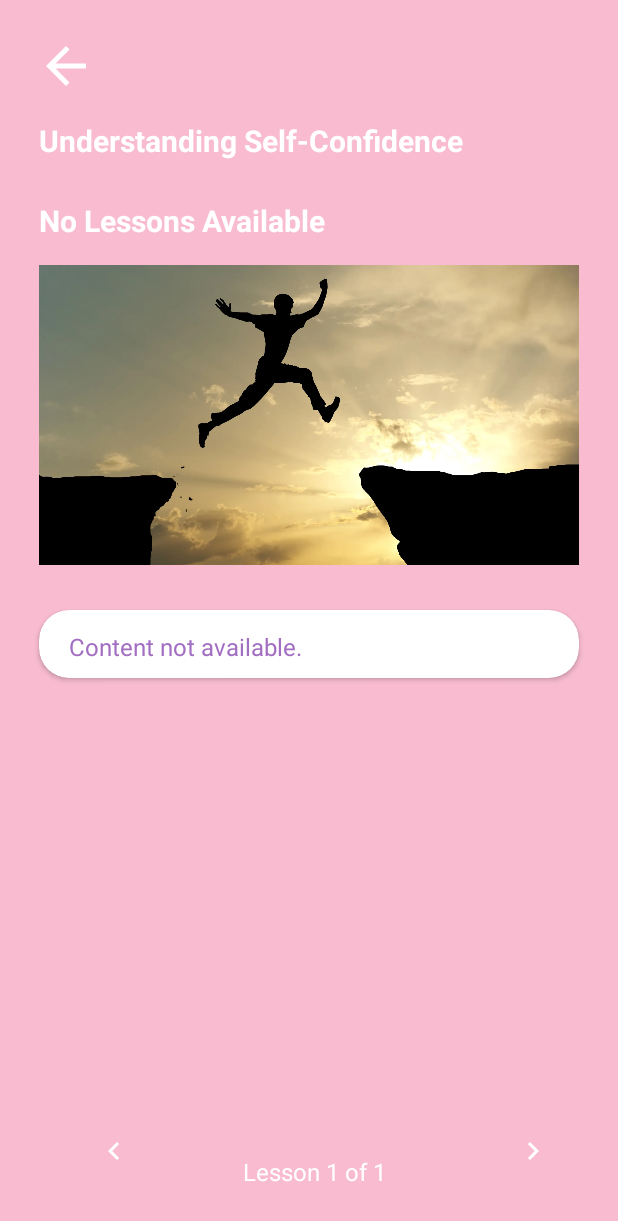
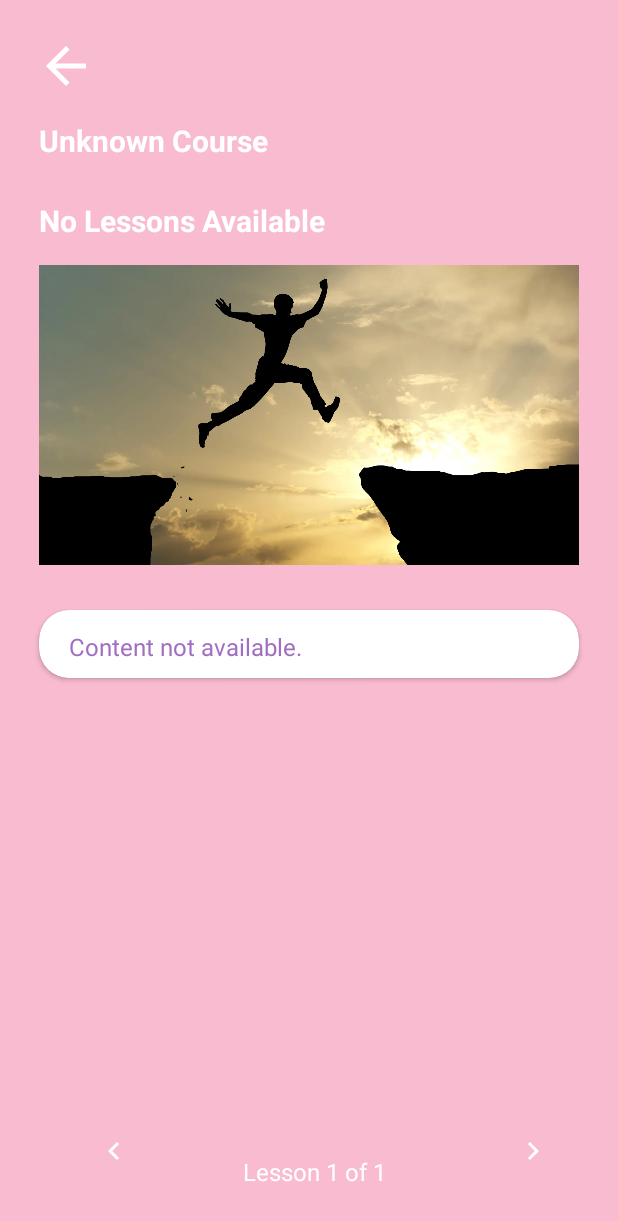
Before and after one commit to EzraDagang/Aura, an Android app: the FactsActivity screen opened directly, with no data from a screen before it, on a phone screen of 412 x 824 dp. Shown: the top 1221 px of the screen. Run offline under Robolectric (Android 15) with nearby library versions, the phone set to English and light mode, and no system bars.

Commit message:
emergency-/ law-/ profile-/ left ui course-/left refresh

```diff
--- a/app/src/main/java/com/example/aura/Courses/FactsActivity.java
+++ b/app/src/main/java/com/example/aura/Courses/FactsActivity.java
@@ -9,6 +9,8 @@ import android.widget.Toast;
 import androidx.appcompat.app.AppCompatActivity;
 
 import com.example.aura.R;
+
+import org.w3c.dom.Text;
 
 import java.util.ArrayList;
 
@@ -42,11 +44,14 @@ public class FactsActivity extends AppCompatActivity {
         }
 
         // Initialize UI elements
+        TextView courseTitleView = findViewById(R.id.courseTitle);
         TextView lessonTitleView = findViewById(R.id.lessonTitle);
         ImageButton backButton = findViewById(R.id.backButton);
         TextView lessonContentView = findViewById(R.id.lessonContent);
         TextView progressText = findViewById(R.id.progressText);
         ImageButton nextButton = findViewById(R.id.nextButton);
+
+        setCourseTitle(courseTitleView);
 
         // Set initial content
         updateLessonContent(lessonTitleView, lessonContentView, progressText);
@@ -82,6 +87,15 @@ public class FactsActivity extends AppCompatActivity {
         progressText.setText("Lesson " + (currentLessonIndex + 1) + " of " + lessonTitles.size());
     }
 
+    private void setCourseTitle(TextView courseTitleView) {
+        String courseTitle = getIntent().getStringExtra("courseTitle");
+        if (courseTitle != null && !courseTitle.isEmpty()) {
+            courseTitleView.setText(courseTitle);
+        } else {
+            courseTitleView.setText("Unknown Course");
+        }
+    }
+
     @Override
     public void onBackPressed() {
         navigateBackToMainActivity();
```
